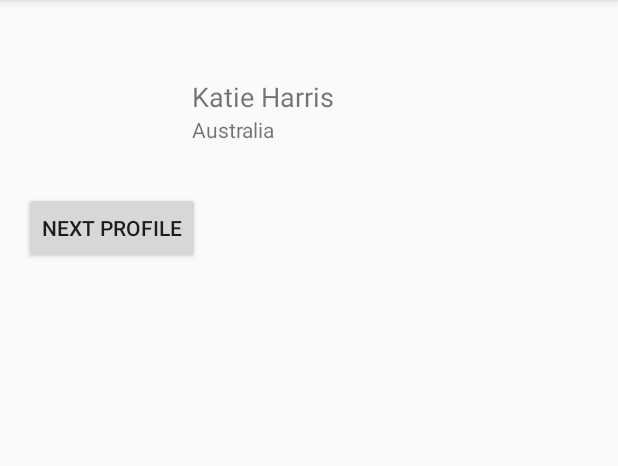
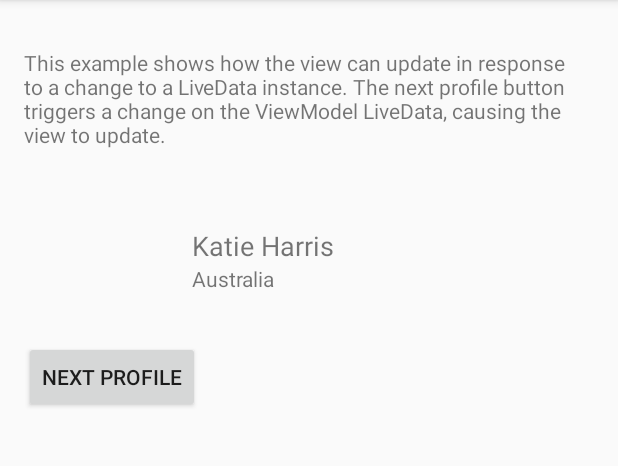
Before and after one commit to zmdominguez/databinding-samples-zh, an Android app: the ProfileActivity screen opened directly, with no data from a screen before it, on a phone screen of 412 x 824 dp, the part 84-550 px from its top. Run offline under Robolectric (Android 15) with nearby library versions, the phone set to English and light mode, and no system bars; our stand-ins replace data binding; 1 statement that could not run was skipped.

Commit message:
Simplify the binding adapter again, update layout with a description and hook up to MainActivity

```diff
--- a/app/src/main/java/dev/zarah/databinding/ProfileActivity.kt
+++ b/app/src/main/java/dev/zarah/databinding/ProfileActivity.kt
@@ -3,18 +3,16 @@ package dev.zarah.databinding
 import android.os.Bundle
 import androidx.appcompat.app.AppCompatActivity
 import androidx.databinding.DataBindingUtil
-import coil.Coil
 import dev.zarah.databinding.databinding.ActivityProfileBinding
 
 class ProfileActivity : AppCompatActivity() {
 
     override fun onCreate(savedInstanceState: Bundle?) {
         super.onCreate(savedInstanceState)
-        DataBindingUtil.setDefaultComponent(ProfileDataBindingComponent(Coil.loader()))
-
         val binding =
             DataBindingUtil.setContentView<ActivityProfileBinding>(this, R.layout.activity_profile)
         binding.viewModel = ProfileViewModel()
+        /* When using LiveData, make sure to set a lifeCycleOwner! */
         binding.lifecycleOwner = this
     }
 }
--- a/app/src/main/res/layout/activity_profile.xml
+++ b/app/src/main/res/layout/activity_profile.xml
@@ -14,6 +14,19 @@
         android:layout_width="match_parent"
         android:layout_height="match_parent">
 
+        <TextView
+            android:id="@+id/description"
+            android:layout_width="0dp"
+            android:layout_height="wrap_content"
+            android:layout_marginStart="16dp"
+            android:layout_marginTop="32dp"
+            android:layout_marginEnd="16dp"
+            android:text="@string/live_data_example_description"
+            app:layout_constraintEnd_toEndOf="parent"
+            app:layout_constraintStart_toStartOf="parent"
+            app:layout_constraintTop_toTopOf="parent" />
+
+
         <ImageView
             android:id='@+id/avatar'
             android:layout_width="96dp"
@@ -22,7 +35,7 @@
             android:layout_marginTop="16dp"
             app:avatar="@{viewModel.profile}"
             app:layout_constraintStart_toStartOf="parent"
-            app:layout_constraintTop_toTopOf="parent" />
+            app:layout_constraintTop_toBottomOf="@id/description" />
 
         <TextView
             android:id="@+id/name"
@@ -47,6 +60,7 @@
             tools:text="France" />
 
         <Button
+            android:id="@+id/next_avatar"
             android:layout_width="0dp"
             android:layout_height="wrap_content"
             android:layout_marginStart="16dp"
--- a/app/src/main/res/values/strings.xml
+++ b/app/src/main/res/values/strings.xml
@@ -1,4 +1,6 @@
 <resources>
     <string name="app_name">Databinding Demo</string>
     <string name="next_profile">Next profile</string>
+    <string name="live_data_example_description">This example shows how the view can update in response to a change to a LiveData instance. The next profile button triggers a change on the ViewModel LiveData, causing the view to update.</string>
+    <string name="live_data_example">LiveData example</string>
 </resources>
```
Also changed, not shown: app/src/main/AndroidManifest.xml (+1 -8 lines), app/src/main/java/dev/zarah/databinding/MainActivity.kt (+7 -2 lines), app/src/main/java/dev/zarah/databinding/ProfileAvatarBindingAdapters.kt (+5 -28 lines), app/src/main/java/dev/zarah/databinding/ProfileDataBindingComponent.kt (deleted, +0 -12 lines), app/src/main/res/layout/activity_main.xml (+9 -3 lines).
